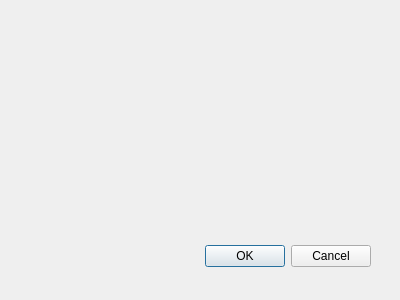
This is src/FileManager/dialog.ui in jdcia/FileManager as Qt 5 draws it before an edit. The edited form follows.
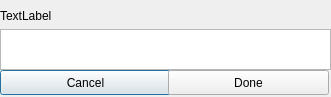
This is the edited form.

Commit message: Basic functionality of the program is working. All buttons correctly spawn popup. Right now output is printed next is to have them perform the correct action.

Patch:
```diff
--- a/src/FileManager/dialog.ui
+++ b/src/FileManager/dialog.ui
@@ -8,27 +8,60 @@
    <rect>
     <x>0</x>
     <y>0</y>
-    <width>400</width>
-    <height>300</height>
+    <width>331</width>
+    <height>97</height>
    </rect>
   </property>
   <property name="windowTitle">
    <string>Dialog</string>
   </property>
-  <widget class="QDialogButtonBox" name="buttonBox">
+  <widget class="QPlainTextEdit" name="plainTextEdit">
    <property name="geometry">
     <rect>
-     <x>30</x>
-     <y>240</y>
-     <width>341</width>
-     <height>32</height>
+     <x>0</x>
+     <y>29</y>
+     <width>331</width>
+     <height>41</height>
     </rect>
    </property>
-   <property name="orientation">
-    <enum>Qt::Horizontal</enum>
+  </widget>
+  <widget class="QPushButton" name="Cancel">
+   <property name="geometry">
+    <rect>
+     <x>0</x>
+     <y>70</y>
+     <width>171</width>
+     <height>25</height>
+    </rect>
    </property>
-   <property name="standardButtons">
-    <set>QDialogButtonBox::Cancel|QDialogButtonBox::Ok</set>
+   <property name="text">
+    <string>Cancel</string>
+   </property>
+  </widget>
+  <widget class="QPushButton" name="Select">
+   <property name="geometry">
+    <rect>
+     <x>168</x>
+     <y>70</y>
+     <width>161</width>
+     <height>25</height>
+    </rect>
+   </property>
+   <property name="text">
+    <string>Done</string>
+   </property>
+  </widget>
+  <widget class="QLabel" name="label">
+   <property name="geometry">
+    <rect>
+     <x>0</x>
+     <y>0</y>
+     <width>331</width>
+     <height>31</height>
+    </rect>
+   </property>
+   <property name="text">
+    <string>TextLabel</string>
    </property>
   </widget>
  </widget>
```
Left out of the diff: 40 changed lines with no effect on the pictures. The commit also changes 11 other files.
